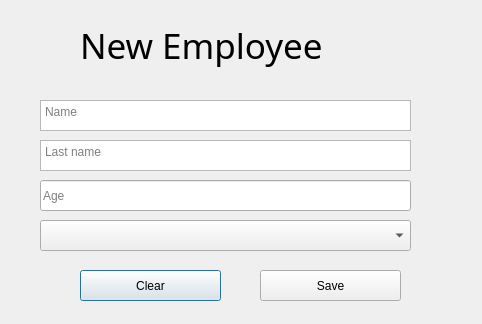
Daaizo/management-tool, file adding_employee.ui: the form before one commit.
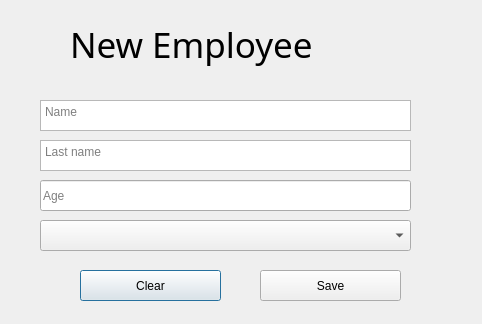
The form after the commit. Icons and pictures are not drawn.

```diff
--- a/adding_employee.ui
+++ b/adding_employee.ui
@@ -33,10 +33,10 @@
   <widget class="QLabel" name="label">
    <property name="geometry">
     <rect>
-     <x>80</x>
-     <y>0</y>
+     <x>70</x>
+     <y>20</y>
      <width>321</width>
-     <height>91</height>
+     <height>61</height>
     </rect>
    </property>
    <property name="font">
@@ -48,6 +48,9 @@
    <property name="text">
     <string>New Employee</string>
    </property>
+   <property name="alignment">
+    <set>Qt::AlignLeading|Qt::AlignLeft|Qt::AlignTop</set>
+   </property>
   </widget>
   <widget class="QTextEdit" name="Name">
    <property name="geometry">
```
Left out of the diff: 2 changed lines with no effect on the pictures.
